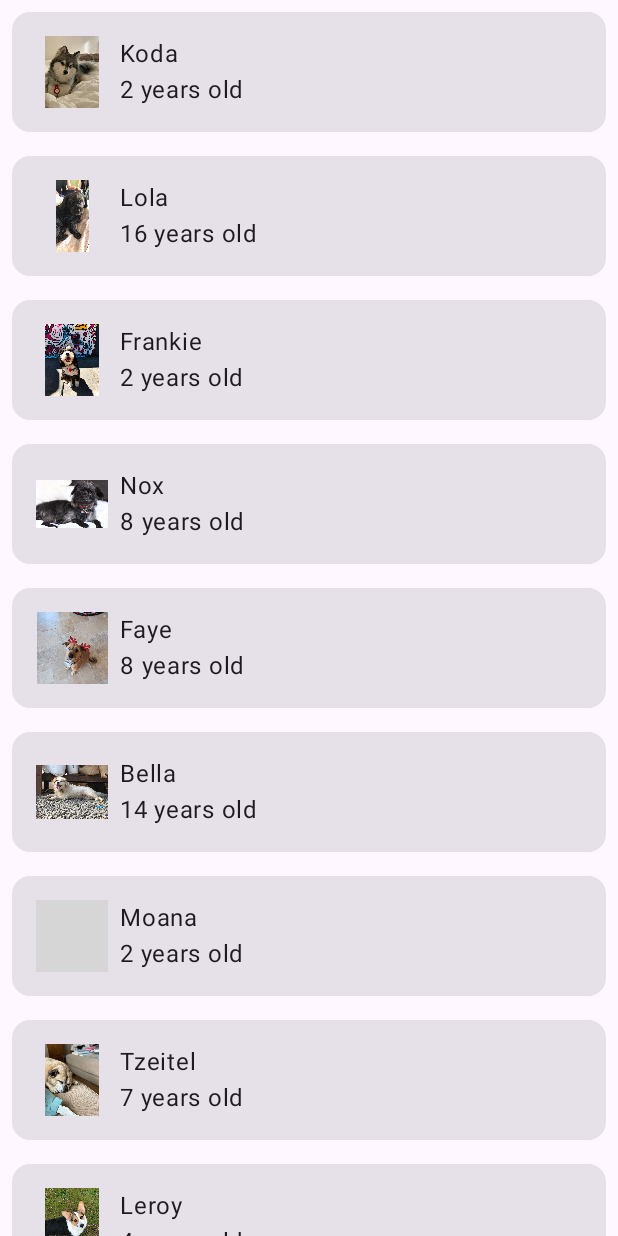
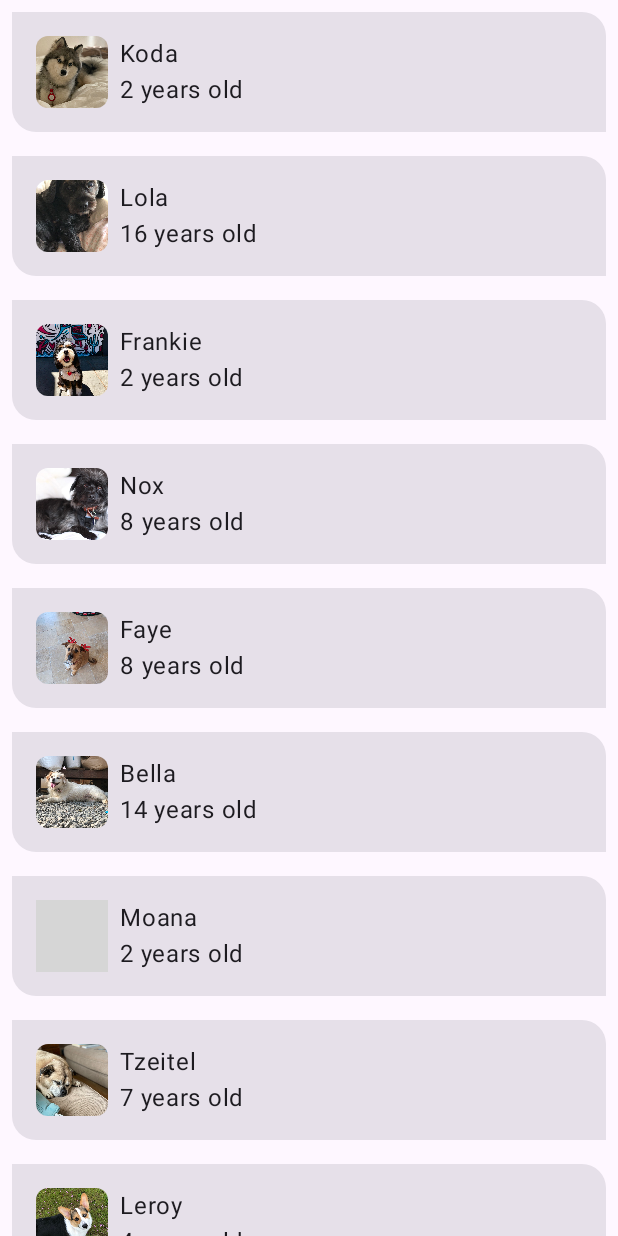
Before and after one commit to a2fr/-8INF865A2024_AF, an Android app built with Jetpack Compose: the screen it shows after launch (MainActivity), on a phone screen of 412 x 824 dp. Run offline under Robolectric (Android 15) with nearby library versions, the phone set to English and light mode, and no system bars; grey boxes are pictures that could not be loaded.

Commit message:
fin étape 5

```diff
--- a/basic-android-kotlin-compose-training-woof-starter/app/src/main/java/com/example/woof/MainActivity.kt
+++ b/basic-android-kotlin-compose-training-woof-starter/app/src/main/java/com/example/woof/MainActivity.kt
@@ -31,11 +31,14 @@ import androidx.compose.foundation.layout.size
 import androidx.compose.foundation.lazy.LazyColumn
 import androidx.compose.foundation.lazy.items
 import androidx.compose.material3.Card
+import androidx.compose.material3.MaterialTheme
 import androidx.compose.material3.Scaffold
 import androidx.compose.material3.Surface
 import androidx.compose.material3.Text
 import androidx.compose.runtime.Composable
 import androidx.compose.ui.Modifier
+import androidx.compose.ui.draw.clip
+import androidx.compose.ui.layout.ContentScale
 import androidx.compose.ui.res.dimensionResource
 import androidx.compose.ui.res.painterResource
 import androidx.compose.ui.res.stringResource
@@ -113,8 +116,10 @@ fun DogIcon(
 ) {
     Image(
         modifier = modifier
-            .size(dimensionResource(R.dimen.image_size))
-            .padding(dimensionResource(R.dimen.padding_small)),
+            .size(dimensionResource(id = R.dimen.image_size))
+            .padding(dimensionResource(id = R.dimen.padding_small))
+            .clip(MaterialTheme.shapes.small),
+        contentScale = ContentScale.Crop,
         painter = painterResource(dogIcon),
 
         // Content Description is not needed here - image is decorative, and setting a null content
--- a/basic-android-kotlin-compose-training-woof-starter/app/src/main/java/com/example/woof/ui/theme/Shape.kt
+++ b/basic-android-kotlin-compose-training-woof-starter/app/src/main/java/com/example/woof/ui/theme/Shape.kt
@@ -20,5 +20,5 @@ import androidx.compose.material3.Shapes
 import androidx.compose.ui.unit.dp
 
 val Shapes = Shapes(
-    small = RoundedCornerShape(50.dp),
+    medium = RoundedCornerShape(bottomStart = 16.dp, topEnd = 16.dp),
 )
```
